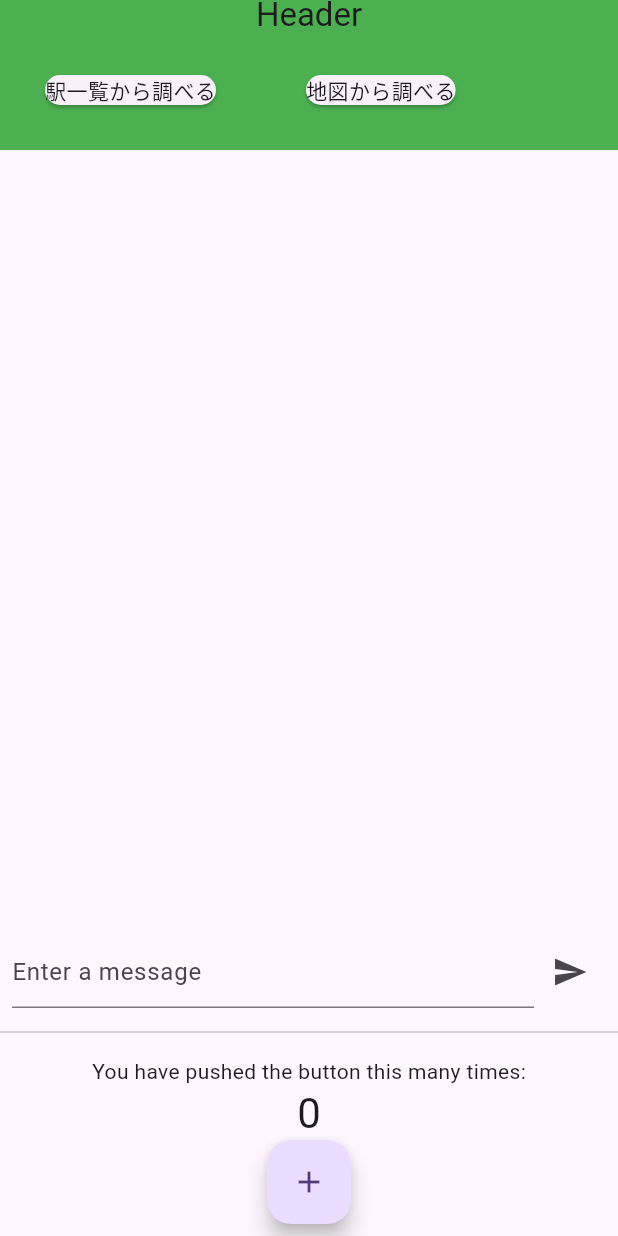
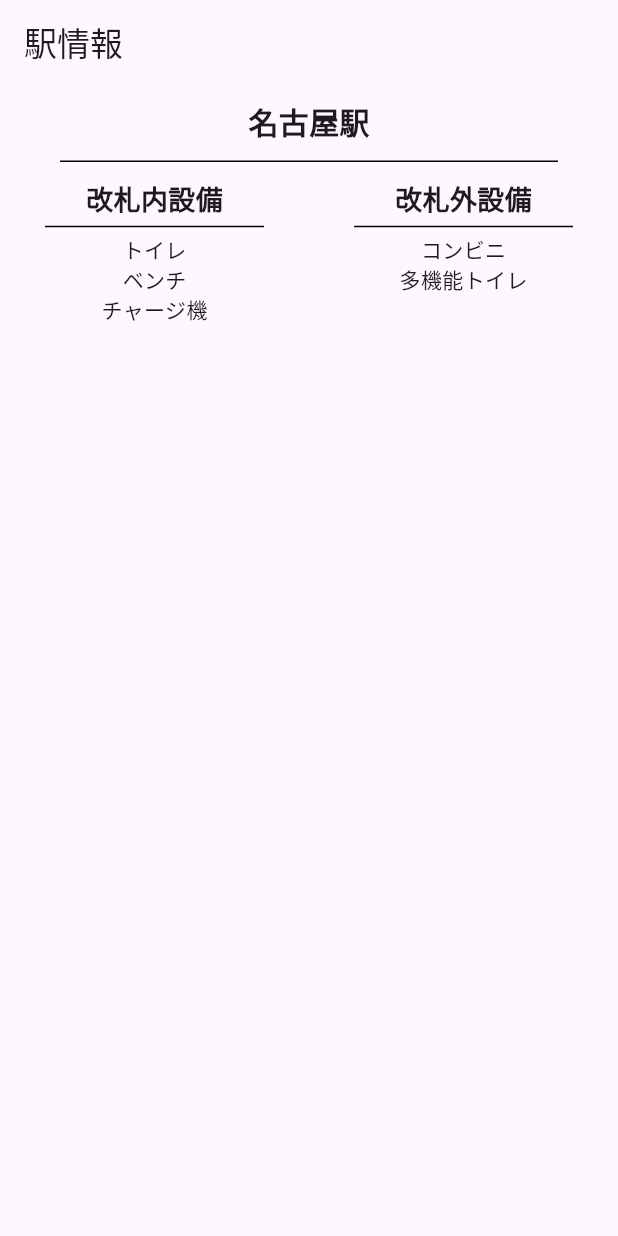
Before and after one commit to jphacks/ng_2407, a Flutter app: the screen it shows after launch, on a phone screen of 412 x 824 dp. Run offline on Flutter 3.47's test engine with Material 3 defaults, Android fonts, the phone set to English and light mode, and no system bars; our stand-ins replace cloud_firestore, firebase_core, google_maps_flutter; missing offline and left inert: flutter_config; accounts and stored records are empty.

Commit message:
Add stationWidget.dart

```diff
--- a/lib/main.dart
+++ b/lib/main.dart
@@ -8,6 +8,8 @@ import 'generateWidget.dart';
 import 'header.dart';
 
 import 'testpage.dart';
+
+import 'stationWidget.dart';
 
 void main() async {
   WidgetsFlutterBinding.ensureInitialized();
@@ -31,7 +33,8 @@ class MyApp extends StatelessWidget {
       // home: const MapApp(),
       // home: const MainPage(),
       // home: TestPage(),
-      home: const MyHomePage(title: 'Flutter Demo Home Page'),
+      // home: const MyHomePage(title: 'Flutter Demo Home Page'),
+      home: MyStationApp()
     );
   }
 }
--- /dev/null
+++ b/lib/stationWidget.dart
@@ -0,0 +1,101 @@
+import 'package:flutter/material.dart';
+
+// void main() {
+//   runApp(MyApp());
+// }
+
+class MyStationApp extends StatelessWidget {
+  @override
+  Widget build(BuildContext context) {
+    return MaterialApp(
+      home: Scaffold(
+        appBar: AppBar(title: Text("駅情報")),
+        body: StationInfoWidget(),
+      ),
+    );
+  }
+}
+
+class StationInfoWidget extends StatelessWidget {
+  @override
+  Widget build(BuildContext context) {
+    return const Column(
+      crossAxisAlignment: CrossAxisAlignment.center,
+      children: [
+        // 名古屋駅
+        Padding(
+          padding: const EdgeInsets.symmetric(vertical: 10),
+          child: Text(
+            '名古屋駅',
+            style: TextStyle(fontSize: 20, fontWeight: FontWeight.bold),
+          ),
+        ),
+        Divider(
+          color: Colors.black,
+          thickness: 1,
+          indent: 40,
+          endIndent: 40,
+          height: 5,
+        ),
+        SizedBox(height: 10),
+        // 改札内と改札外
+        Row(
+          mainAxisAlignment: MainAxisAlignment.center,
+          crossAxisAlignment: CrossAxisAlignment.start,
+          children: [
+            // 改札内
+            Expanded(
+              child:Column(
+              mainAxisSize: MainAxisSize.min,
+              crossAxisAlignment: CrossAxisAlignment.center,
+              children: [
+                Text(
+                  '改札内設備',
+                  style: TextStyle(fontSize: 18, fontWeight: FontWeight.bold),
+                ),
+                // Expanded(
+                //     child: Divider(
+                //       thickness: 1,
+                //       color: Colors.black,
+                //     ),
+                // ),
+                Divider(
+                  color: Colors.black,
+                  thickness: 1,
+                  indent: 30,
+                  endIndent: 30,
+                  height: 10,
+                ),
+                Text('トイレ'),
+                Text('ベンチ'),
+                Text('チャージ機'),
+              ],
+            ),),
+            // SizedBox(width: 80),
+            // 改札外
+            Expanded(
+              child:Column(
+              mainAxisSize: MainAxisSize.min,
+              crossAxisAlignment: CrossAxisAlignment.center,
+              children: [
+                Text(
+                  '改札外設備',
+                  style: TextStyle(fontSize: 18, fontWeight: FontWeight.bold),
+                ),
+                Divider(
+                  color: Colors.black,
+                  thickness: 1,
+                  indent: 30,
+                  endIndent: 30,
+                  height: 10,
+                ),
+                Text('コンビニ'),
+                Text('多機能トイレ'),
+              ],
+            ),),
+          ],
+        ),
+      ],
+    );
+  }
+}
```
Also changed, not shown: 9 other files.
